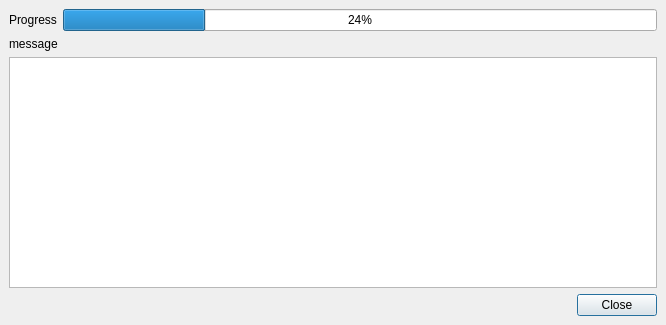
Before: the Qt Designer form src/ui/ProcessingDialog.ui in JoseLuis-AL/SMCP, drawn with Qt 5.
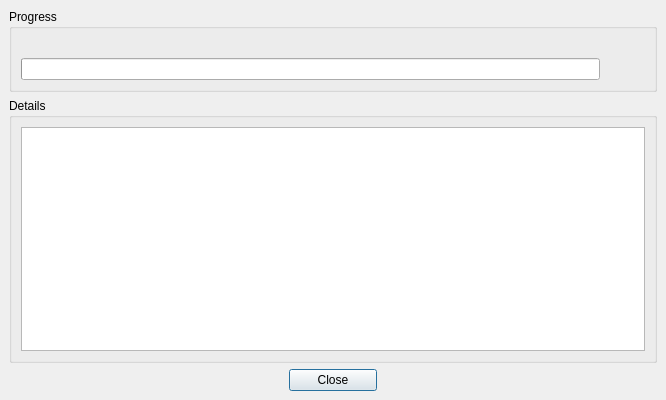
After: the same form once the commit is applied.

Diff of the .ui file:
```diff
--- a/src/ui/ProcessingDialog.ui
+++ b/src/ui/ProcessingDialog.ui
@@ -10,7 +10,7 @@
     <x>0</x>
     <y>0</y>
     <width>666</width>
-    <height>325</height>
+    <height>400</height>
    </rect>
   </property>
   <property name="windowTitle">
@@ -33,30 +33,63 @@
     <number>9</number>
    </property>
    <item>
-    <layout class="QHBoxLayout" name="horizontalLayout_2">
-     <item>
-      <widget class="QLabel" name="progress_label">
-       <property name="text">
+    <widget class="QGroupBox" name="progress_group">
+     <property name="title">
         <string>Progress</string>
        </property>
-      </widget>
-     </item>
+     <layout class="QVBoxLayout" name="progress_layout">
+      <item>
+       <widget class="QLabel" name="current_message_label">
+        <property name="text">
+         <string/>
+        </property>
+        <property name="wordWrap">
+         <bool>true</bool>
+        </property>
+       </widget>
+      </item>
+      <item>
+       <layout class="QHBoxLayout" name="bar_layout">
+        <property name="spacing">
+         <number>9</number>
+        </property>
      <item>
       <widget class="QProgressBar" name="progress_bar">
        <property name="value">
-        <number>24</number>
+           <number>0</number>
+          </property>
+          <property name="textVisible">
+           <bool>false</bool>
        </property>
       </widget>
      </item>
-    </layout>
-   </item>
    <item>
-    <widget class="QLabel" name="current_message_label">
+         <widget class="QLabel" name="percent_label">
+          <property name="minimumSize">
+           <size>
+            <width>36</width>
+            <height>0</height>
+           </size>
+          </property>
      <property name="text">
-      <string>message</string>
-     </property>
-    </widget>
-   </item>
+           <string/>
+          </property>
+          <property name="alignment">
+           <set>Qt::AlignRight|Qt::AlignTrailing|Qt::AlignVCenter</set>
+          </property>
+         </widget>
+        </item>
+       </layout>
+      </item>
+     </layout>
+    </widget>
+   </item>
+   <item>
+    <widget class="QGroupBox" name="details_group">
+     <property name="title">
+      <string>Details</string>
+     </property>
+     <layout class="QVBoxLayout" name="details_layout">
    <item>
     <widget class="QTextEdit" name="message_text">
      <property name="readOnly">
@@ -64,6 +97,9 @@
      </property>
     </widget>
    </item>
+     </layout>
+    </widget>
+   </item>
    <item>
     <layout class="QHBoxLayout" name="horizontalLayout">
      <item>
@@ -81,11 +117,30 @@
      </item>
      <item>
       <widget class="QPushButton" name="close_cancel_button">
+       <property name="minimumSize">
+        <size>
+         <width>88</width>
+         <height>0</height>
+        </size>
+       </property>
        <property name="text">
         <string>Close</string>
        </property>
       </widget>
      </item>
+     <item>
+      <spacer name="right_button_spacer">
+       <property name="orientation">
+        <enum>Qt::Horizontal</enum>
+       </property>
+       <property name="sizeHint" stdset="0">
+        <size>
+         <width>40</width>
+         <height>20</height>
+        </size>
+       </property>
+      </spacer>
+     </item>
     </layout>
    </item>
   </layout>
```
Left out of the diff: 4 changed lines with no effect on the pictures. Lines whose indentation alone changed are shown as unchanged.
